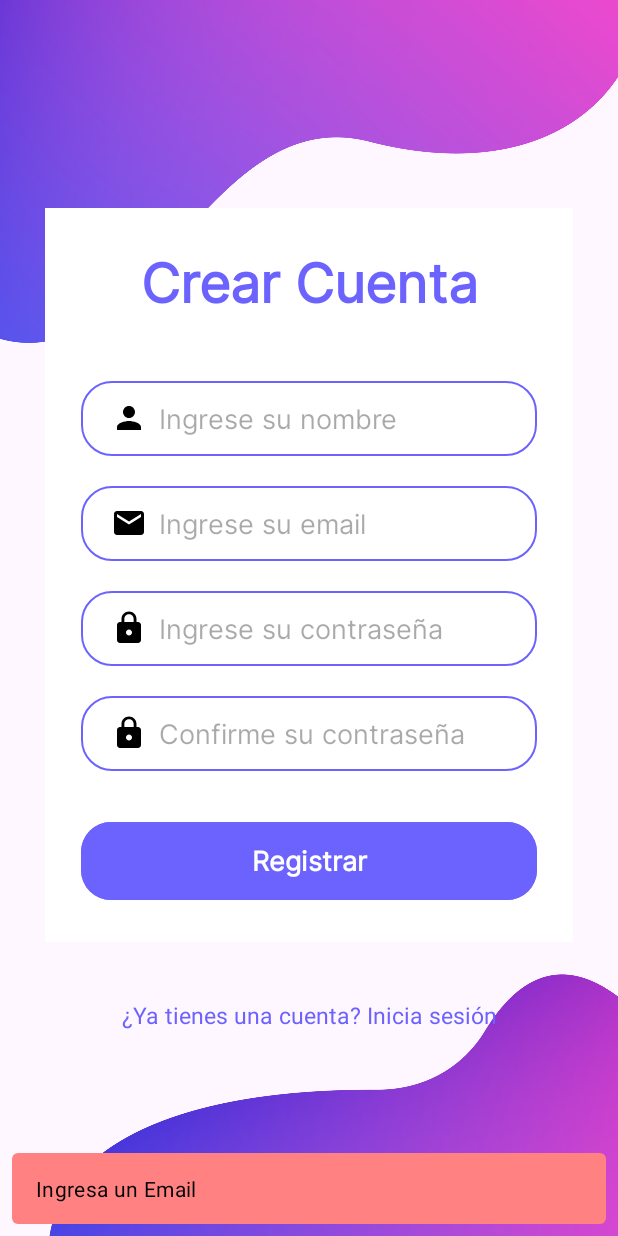
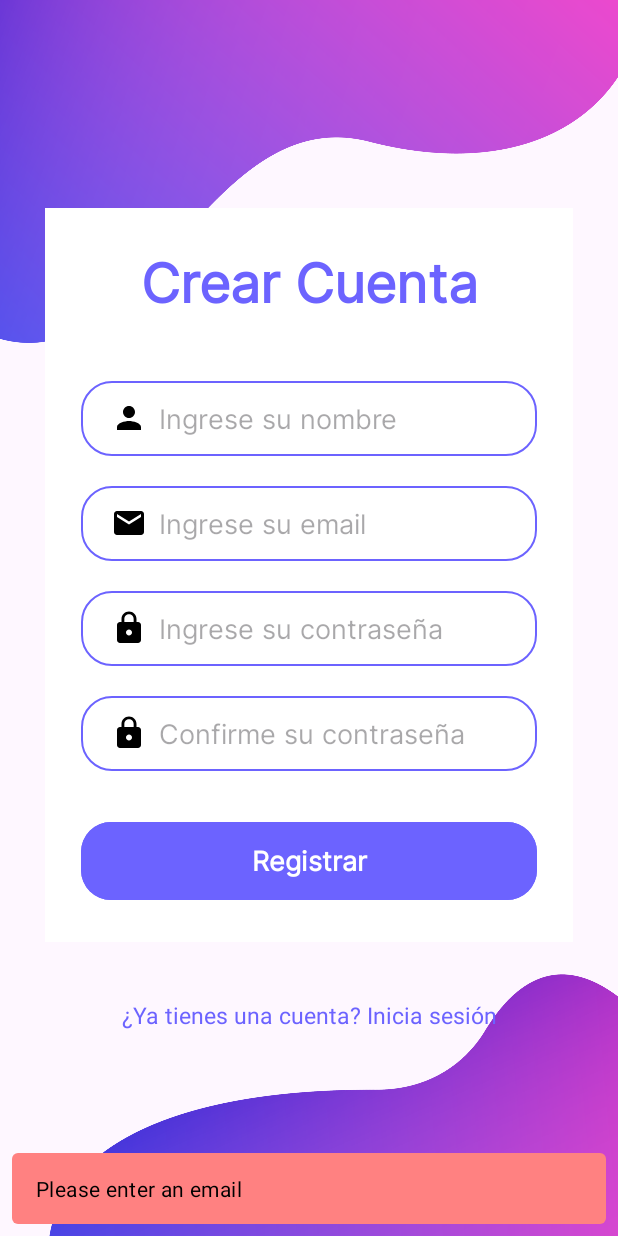
Before and after one commit to deiby1523/D-fusion-Project, an Android app: the SignUpActivity screen opened directly, with no data from a screen before it, after a tap on "Registrar", on a phone screen of 412 x 824 dp. Run offline under Robolectric (Android 15) with nearby library versions, the light colour scheme and no system bars; our stand-ins replace Firebase (no records; nobody signed in at launch, a user with empty details on screens opened directly); 1 statement that could not run was skipped.

Commit message:
Code cleanup

```diff
--- a/app/src/main/java/com/uts/proyecto/LoginActivity.java
+++ b/app/src/main/java/com/uts/proyecto/LoginActivity.java
@@ -188,7 +188,7 @@ public class LoginActivity extends AppCompatActivity {
                     .setBackgroundTint(getResources().getColor(R.color.danger, getTheme()))
                     .setTextColor(getResources().getColor(R.color.black, getTheme()))
                     .show();
-            // Actualiza la UI para indicar un fallo
+
         }
     }
 
@@ -199,14 +199,13 @@ public class LoginActivity extends AppCompatActivity {
                 // Sign in success, update UI with the signed-in user's information
                 startActivity(new Intent(LoginActivity.this, HomeActivity.class));
                 finish();
-                // Actualiza la UI con la información del usuario
             } else {
                 // If sign in fails, display a message to the user.
+                // Muestra un mensaje de error
                 Snackbar.make(findViewById(R.id.signInGoogleButton), "Error en -> firebaseAuthWithGoogle()", Snackbar.LENGTH_SHORT)
                         .setBackgroundTint(getResources().getColor(R.color.danger, getTheme()))
                         .setTextColor(getResources().getColor(R.color.black, getTheme()))
                         .show();
-                // Muestra un mensaje de error
             }
         });
     }
--- a/app/src/main/java/com/uts/proyecto/SignUpActivity.java
+++ b/app/src/main/java/com/uts/proyecto/SignUpActivity.java
@@ -22,25 +22,13 @@ import com.google.firebase.auth.FirebaseUser;
 
 public class SignUpActivity extends AppCompatActivity {
 
+    // UI elements
     EditText textName, textEmail, textPassword, textConfirmPassword;
     Button signUpButton;
     TextView loginButton;
 
+    // Firebase Authentication
     FirebaseAuth auth;
-
-    @Override
-    public void onStart() {
-        super.onStart();
-        // Check if user is signed in (non-null)
-        FirebaseUser currentUser = auth.getCurrentUser();
-        if(currentUser != null){
-            // User already signed in
-            // redirecting to HomeActivity
-            Intent intent = new Intent(SignUpActivity.this, HomeActivity.class);
-            startActivity(intent);
-            finish();
-        }
-    }
 
     @Override
     protected void onCreate(Bundle savedInstanceState) {
@@ -48,76 +36,86 @@ public class SignUpActivity extends AppCompatActivity {
         EdgeToEdge.enable(this);
         setContentView(R.layout.activity_sign_up);
 
+        // Initialize Firebase Auth
         auth = FirebaseAuth.getInstance();
 
+        // Bind UI elements
         textName = findViewById(R.id.textName);
         textEmail = findViewById(R.id.textEmail);
         textPassword = findViewById(R.id.textPassword);
         textConfirmPassword = findViewById(R.id.textConfirmPassword);
         signUpButton = findViewById(R.id.signInButton);
+        loginButton = findViewById(R.id.signUpLink);
 
+        // Handle sign-up button click
         signUpButton.setOnClickListener(new View.OnClickListener() {
             @Override
             public void onClick(View v) {
-                String email, password;
-                email = String.valueOf(textEmail.getText());
-                password = String.valueOf(textPassword.getText());
+                String email = String.valueOf(textEmail.getText());
+                String password = String.valueOf(textPassword.getText());
 
+                // Validate email input
                 if (TextUtils.isEmpty(email)) {
-                    Snackbar.make(v,"Ingresa un Email", Snackbar.LENGTH_SHORT)
+                    Snackbar.make(v, "Please enter an email", Snackbar.LENGTH_SHORT)
                             .setBackgroundTint(getResources().getColor(R.color.danger, getTheme()))
                             .setTextColor(getResources().getColor(R.color.black, getTheme()))
                             .show();
                     return;
                 }
 
+                // Validate password input
                 if (TextUtils.isEmpty(password)) {
-                    Snackbar.make(v,"Ingresa una Contraseña", Snackbar.LENGTH_SHORT)
+                    Snackbar.make(v, "Please enter a password", Snackbar.LENGTH_SHORT)
                             .setBackgroundTint(getResources().getColor(R.color.danger, getTheme()))
                             .setTextColor(getResources().getColor(R.color.black, getTheme()))
                             .show();
                     return;
                 }
 
-
-                auth.createUserWithEmailAndPassword(email, password).addOnCompleteListener(new OnCompleteListener<AuthResult>() {
+                // Create user with email and password
+                auth.createUserWithEmailAndPassword(email, password)
+                        .addOnCompleteListener(new OnCompleteListener<AuthResult>() {
                             @Override
                             public void onComplete(@NonNull Task<AuthResult> task) {
                                 if (task.isSuccessful()) {
-                            // Sign in success, update UI with the signed-in user's information
-                            // FirebaseUser user = auth.getCurrentUser();
-//                            Snackbar.make(v,"Usuario Registrado", Snackbar.LENGTH_SHORT)
-//                                    .setBackgroundTint(getResources().getColor(R.color.success, getTheme()))
-//                                    .setTextColor(getResources().getColor(R.color.black, getTheme()))
-//                                    .show();
-                            // Redirect to HomeActivity on success
+                                    // Registration successful, redirect to HomeActivity
                                     startActivity(new Intent(SignUpActivity.this, HomeActivity.class));
                                     finish();
                                 } else {
-                            // If sign in fails, display a message to the user.
-                            Snackbar.make(v,"Error de autenticacion", Snackbar.LENGTH_SHORT)
+                                    // Registration failed, show error message
+                                    Snackbar.make(v, "Authentication failed", Snackbar.LENGTH_SHORT)
                                             .setBackgroundTint(getResources().getColor(R.color.danger, getTheme()))
                                             .setTextColor(getResources().getColor(R.color.black, getTheme()))
                                             .show();
                                 }
                             }
                         });
-
             }
         });
 
-
-        // Button to Login Activity
-        loginButton = findViewById(R.id.signUpLink);
+        // Handle login link click
         loginButton.setOnClickListener(new View.OnClickListener() {
             @Override
             public void onClick(View v) {
+                // Redirect to LoginActivity
                 Intent intent = new Intent(SignUpActivity.this, LoginActivity.class);
                 startActivity(intent);
                 finish();
             }
         });
+    }
 
+    @Override
+    public void onStart() {
+        super.onStart();
 
+        // Check if user is already signed in
+        FirebaseUser currentUser = auth.getCurrentUser();
+        if (currentUser != null) {
+            // User is already logged in, redirect to HomeActivity
+            Intent intent = new Intent(SignUpActivity.this, HomeActivity.class);
+            startActivity(intent);
+            finish();
         }
     }
+}
```
Lines whose indentation alone changed are shown as unchanged.
